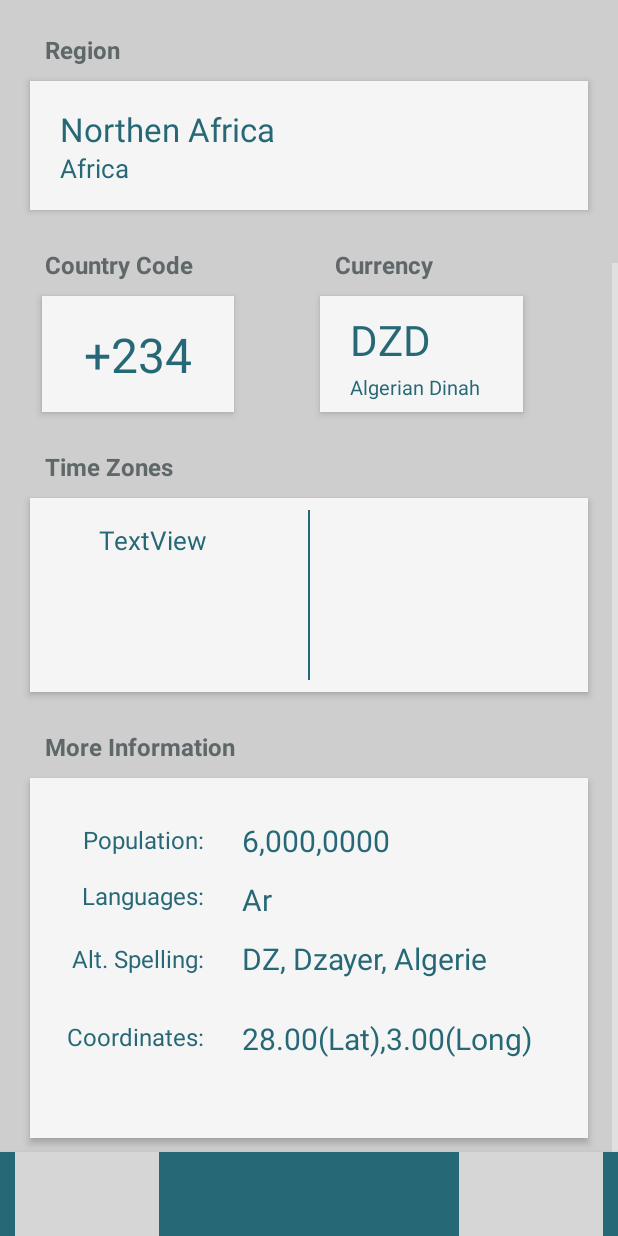
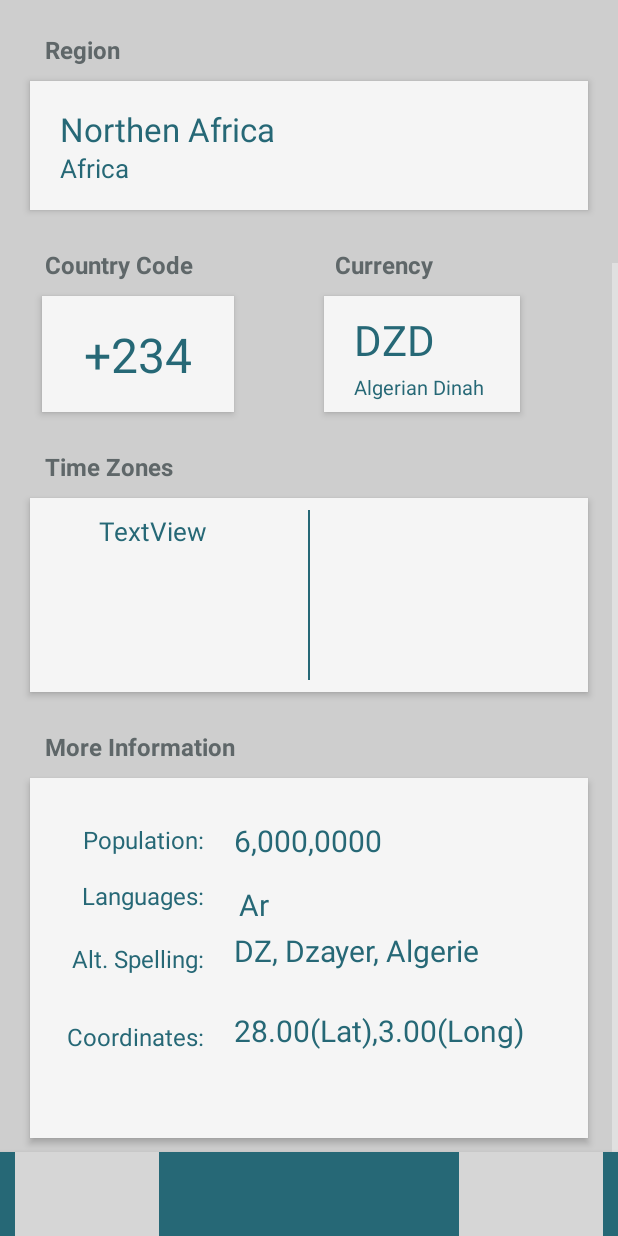
Before and after one commit to Ukejee/CountryPedia, an Android app: the fragment ResultFragment placed in its activity, scrolled down 223 dp, on a phone screen of 412 x 824 dp. Run offline under Robolectric (Android 15) with nearby library versions, the phone set to English and light mode, and no system bars; our stand-ins replace Room's generated code, data binding; 22 statements that could not run were skipped; grey boxes are pictures that could not be loaded.

Commit message:
fixed some bombs

```diff
--- a/app/src/main/java/com/example/ukeje/countrypedia/MainActivity.java
+++ b/app/src/main/java/com/example/ukeje/countrypedia/MainActivity.java
@@ -2,14 +2,6 @@ package com.example.ukeje.countrypedia;
 
 import com.example.ukeje.countrypedia.fragments.CountryListFragment;
 import com.example.ukeje.countrypedia.fragments.FavoriteFragment;
-import com.example.ukeje.countrypedia.utils.AppUtils;
-import com.example.ukeje.countrypedia.web.helper.ApiResponseListener;
-import com.example.ukeje.countrypedia.web.responses.CountryResponse;
-import com.example.ukeje.countrypedia.web.responses.ErrorResponse;
-import com.google.android.material.bottomappbar.BottomAppBar;
-import com.google.android.material.floatingactionbutton.FloatingActionButton;
-
-import androidx.annotation.Nullable;
 import androidx.fragment.app.FragmentManager;
 import androidx.fragment.app.FragmentTransaction;
 import androidx.appcompat.app.AppCompatActivity;
@@ -19,16 +11,13 @@ import com.example.ukeje.countrypedia.fragments.RegionFragment;
 import com.example.ukeje.countrypedia.fragments.ResultFragment;
 import com.example.ukeje.countrypedia.fragments.SearchFragment;
 
-import java.util.List;
-
 public class MainActivity extends AppCompatActivity implements RegionFragment.OnFragmentInteractionListener,
                                                                 SearchFragment.OnFragmentInteractionListener,
                                                                 ResultFragment.OnFragmentInteractionListener,
                                                                 CountryListFragment.OnFragmentInteractionListener,
                                                                 FavoriteFragment.OnFragmentInteractionListener {
 
-    BottomAppBar bottomAppBar;
-    FloatingActionButton continentBtn;
+
     FragmentManager fragmentManager;
     FragmentTransaction fragmentTransaction;
     RegionFragment regionFragment;
@@ -56,6 +45,7 @@ public class MainActivity extends AppCompatActivity implements RegionFragment.On
 
     }
 
+    //METHOD THAT CONTROLS FRAGMENT NAVIGATION IN THE APP
     public void onFragmentInteraction(String tag){
 
         if(tag.equalsIgnoreCase("FAB")){
@@ -79,8 +69,6 @@ public class MainActivity extends AppCompatActivity implements RegionFragment.On
         }
         if(tag.equalsIgnoreCase("home")){
             fragmentTransaction = fragmentManager.beginTransaction();
-            //fragmentTransaction.add(R.id.your_placeholder, searchFragment);
-           // fragmentTransaction.addToBackStack(null);
             fragmentTransaction.replace(R.id.your_placeholder,searchFragment);
             fragmentTransaction.commit();
         }
@@ -92,12 +80,7 @@ public class MainActivity extends AppCompatActivity implements RegionFragment.On
         }
        if(tag.equalsIgnoreCase("back")){
            fragmentTransaction = fragmentManager.beginTransaction();
-           fragmentTransaction.replace(R.id.your_placeholder,countryListFragment);
-           fragmentTransaction.commit();
-       }
-       if(tag.equalsIgnoreCase("backToFavorite")){
-           fragmentTransaction = fragmentManager.beginTransaction();
-           fragmentTransaction.replace(R.id.your_placeholder, favoriteFragment);
+           fragmentTransaction.replace(R.id.your_placeholder, fragmentManager.getFragments().get(fragmentManager.getFragments().size() - 2));
            fragmentTransaction.commit();
        }
     }
--- a/app/src/main/java/com/example/ukeje/countrypedia/SharedFragmentViewModel.java
+++ b/app/src/main/java/com/example/ukeje/countrypedia/SharedFragmentViewModel.java
@@ -14,6 +14,7 @@ import com.example.ukeje.countrypedia.web.helper.ApiResponseListener;
 import com.example.ukeje.countrypedia.web.responses.CountryResponse;
 import com.example.ukeje.countrypedia.web.responses.ErrorResponse;
 
+import java.util.ArrayList;
 import java.util.List;
 
 public class SharedFragmentViewModel extends ViewModel {
@@ -24,6 +25,9 @@ public class SharedFragmentViewModel extends ViewModel {
     public List<CountryResponse> countryList;
     private static Dialog mProgressDialog;
     private CountryRepository countryRepository = new CountryRepository();
+    public ArrayList<String> favoriteCountries = new ArrayList<>();
+
+    public ArrayList<String> getFavoriteCountries(){ return favoriteCountries; }
 
 
     public List<CountryResponse> getCountryList() {
--- a/app/src/main/java/com/example/ukeje/countrypedia/fragments/SearchFragment.java
+++ b/app/src/main/java/com/example/ukeje/countrypedia/fragments/SearchFragment.java
@@ -40,13 +40,14 @@ public class SearchFragment extends Fragment {
     private static final String ARG_PARAM1 = "param1";
     private static final String ARG_PARAM2 = "param2";
 
-    public  Country randomCountry;
-    public List<Country> dbCountries;
+    private  Country randomCountry;
+    private List<Country> dbCountries;
 
-    Random random = new Random();
-    int ranNum = random.nextInt(246) + 1;
+    private Random random = new Random();
+    private int ranNum = random.nextInt(246) + 1;
+    private int dbSize;
 
-    public BottomNavigationDrawerFragment navMenu;
+    private BottomNavigationDrawerFragment navMenu;
 
     // TODO: Rename and change types of parameters
     private String mParam1;
@@ -84,7 +85,6 @@ public class SearchFragment extends Fragment {
             mParam2 = getArguments().getString(ARG_PARAM2);
         }
         setHasOptionsMenu(true);
-        getActivity().getWindow().setSoftInputMode(WindowManager.LayoutParams.SOFT_INPUT_ADJUST_PAN);
     }
 
     @Override
@@ -97,7 +97,6 @@ public class SearchFragment extends Fragment {
 
         viewModel = ViewModelProviders.of(this.getActivity()).get(SharedFragmentViewModel.class);
         initView();
-        //setUpBottomAppBar();
         return  v;
     }
 
@@ -135,15 +134,9 @@ public class SearchFragment extends Fragment {
         void onFragmentInteraction(String tag);
     }
 
-    public void initView(){
+    private void initView(){
 
         countryRepository = new CountryRepository(getActivity().getApplicationContext());
-        View.OnClickListener listener = new View.OnClickListener() {
-            @Override
-            public void onClick(View v) {
-                onButtonPressed("FAB");
-            }
-        };
         navMenu = new BottomNavigationDrawerFragment(new NavigationView.OnNavigationItemSelectedListener() {
             @Override
             public boolean onNavigationItemSelected(@NonNull MenuItem menuItem) {
@@ -168,10 +161,10 @@ public class SearchFragment extends Fragment {
 
         binding.bottomAppBar.replaceMenu(R.menu.bottomappbar_menu);
 
-        binding.searchBtn.setOnClickListener(new View.OnClickListener() {
+        binding.exploreBtn.setOnClickListener(new View.OnClickListener() {
             @Override
             public void onClick(View v) {
-                callSearchApi();
+                onButtonPressed("FAB");
 
             }
         });
@@ -180,7 +173,6 @@ public class SearchFragment extends Fragment {
             @Override
             public void onClick(View v) {
                 navMenu.show(getFragmentManager().beginTransaction(),"TAG");
-                //navMenu.onOptionsItemSelected((MenuItem) v.findViewById(R.id.nav1));
             }
         });
 
@@ -209,6 +201,10 @@ public class SearchFragment extends Fragment {
         });
 
         populateDatabase();
+
+        if(dbSize != 0){
+            ranNum = random.nextInt(dbSize-1) + 1;
+        }
         generateRandomCountry(ranNum);
 
     }
@@ -283,6 +279,7 @@ public class SearchFragment extends Fragment {
 
     public void populateDatabase(){
 
+        dbSize = 0;
         String test = "test";
         AsyncTask<String, Void, List<Country>> task = new AsyncTask<String, Void, List<Country>>(){
 
@@ -297,12 +294,14 @@ public class SearchFragment extends Fragment {
                 if(dbCountries.size() == 0){
                     String []countries = {"africa","asia","europe","americas","oceania"};
                     for(int i = 0; i < countries.length; i++){
+                        AppUtils.showMessage(getActivity(),"PLEASE WAIT APP IS SETTING UP SOME THINGS");
                         viewModel.setRegionSelected(countries[i]);
                         viewModel.loadCountryList(new ApiResponseListener<List<CountryResponse>, ErrorResponse>() {
                             @Override
                             public void onApiSuccessful(List<CountryResponse> successResponse) {
                                 for(int i = 0; i < successResponse.size(); i++){
                                     countryRepository.insertCountry(successResponse.get(i).getName(),successResponse.get(i).getCapital());
+                                    dbSize = dbSize + successResponse.size();
                                 }
                             }
 
--- a/app/src/main/res/layout/fragment_result.xml
+++ b/app/src/main/res/layout/fragment_result.xml
@@ -178,7 +178,7 @@
                     </androidx.constraintlayout.widget.ConstraintLayout>
 
                     <androidx.constraintlayout.widget.ConstraintLayout
-                        android:layout_width="135dp"
+                        android:layout_width="wrap_content"
                         android:layout_height="77dp"
                         android:layout_marginStart="40dp"
                         android:layout_marginTop="10dp"
@@ -196,6 +196,7 @@
                             android:layout_marginStart="20dp"
                             android:layout_marginTop="10dp"
                             android:layout_marginBottom="5dp"
+                            android:paddingEnd="24dp"
                             android:text="DZD"
                             android:textColor="@color/info_colors"
                             android:textSize="28sp"
@@ -210,6 +211,7 @@
                             android:layout_marginStart="20dp"
                             android:layout_marginTop="3dp"
                             android:layout_marginBottom="10dp"
+                            android:paddingEnd="24dp"
                             android:text="Algerian Dinah"
                             android:textColor="@color/info_colors"
                             android:textSize="13sp"
@@ -261,9 +263,10 @@
                             android:layout_width="wrap_content"
                             android:layout_height="wrap_content"
                             android:layout_marginStart="8dp"
-                            android:layout_marginTop="16dp"
+                            android:layout_marginTop="10dp"
                             android:layout_marginEnd="30dp"
                             android:layout_marginBottom="10dp"
+                            android:paddingBottom="10dp"
                             android:text="TextView"
                             android:textColor="@color/info_colors"
                             android:textSize="17sp"
@@ -276,9 +279,10 @@
                             android:layout_width="wrap_content"
                             android:layout_height="wrap_content"
                             android:layout_marginStart="30dp"
-                            android:layout_marginTop="16dp"
+                            android:layout_marginTop="10dp"
                             android:layout_marginEnd="8dp"
                             android:layout_marginBottom="10dp"
+                            android:paddingBottom="10dp"
                             android:text=""
                             android:textColor="@color/info_colors"
                             android:textSize="17sp"
@@ -365,7 +369,7 @@
                             android:id="@+id/country_population"
                             android:layout_width="wrap_content"
                             android:layout_height="wrap_content"
-                            android:layout_marginStart="25dp"
+                            android:layout_marginStart="20dp"
                             android:layout_marginTop="28dp"
                             android:text="6,000,0000"
                             android:textColor="@color/info_colors"
@@ -377,8 +381,9 @@
                             android:id="@+id/country_language"
                             android:layout_width="wrap_content"
                             android:layout_height="wrap_content"
-                            android:layout_marginStart="25dp"
+                            android:layout_marginStart="20dp"
                             android:layout_marginTop="12dp"
+                            android:padding="3dp"
                             android:text="Ar"
                             android:textColor="@color/info_colors"
                             android:textSize="20sp"
@@ -389,11 +394,12 @@
                             android:id="@+id/country_alt_spelling"
                             android:layout_width="wrap_content"
                             android:layout_height="wrap_content"
-                            android:layout_marginStart="25dp"
-                            android:layout_marginTop="12dp"
+                            android:layout_marginStart="20dp"
+                            android:layout_marginEnd="10dp"
                             android:text="DZ, Dzayer, Algerie"
                             android:textColor="@color/info_colors"
                             android:textSize="20sp"
+                            android:paddingEnd="24dp"
                             app:layout_constraintStart_toEndOf="@+id/alt_spelling_title"
                             app:layout_constraintTop_toBottomOf="@+id/country_language" />
 
@@ -401,7 +407,7 @@
                             android:id="@+id/country_coordinates"
                             android:layout_width="wrap_content"
                             android:layout_height="wrap_content"
-                            android:layout_marginStart="25dp"
+                            android:layout_marginStart="20dp"
                             android:layout_marginTop="26dp"
                             android:text="28.00(Lat),3.00(Long)"
                             android:textColor="@color/info_colors"
--- a/app/src/main/res/layout/fragment_search.xml
+++ b/app/src/main/res/layout/fragment_search.xml
@@ -134,10 +134,10 @@
                 </com.google.android.material.bottomappbar.BottomAppBar>
 
                 <com.google.android.material.floatingactionbutton.FloatingActionButton
-                    android:id="@+id/search_btn"
+                    android:id="@+id/explore_btn"
                     android:layout_width="wrap_content"
                     android:layout_height="wrap_content"
-                    android:src="@drawable/search_icon"
+                    android:src="@drawable/globe_icon"
                     app:backgroundTint="#000000"
                     app:fabSize="normal"
                     app:layout_anchor="@id/bottomAppBar" />
--- a/app/src/main/res/values/styles.xml
+++ b/app/src/main/res/values/styles.xml
@@ -11,7 +11,7 @@
         <item name="windowNoTitle">true</item>
         <item name="android:windowActionBar">false</item>
         <item name="android:windowNoTitle">true</item>
-        <item name="android:windowTranslucentStatus">true</item>
+        <!--<item name="android:windowTranslucentStatus">true</item>-->
         <!--<item name="android:windowTranslucentNavigation">true</item>-->
         <!--<item name="android:windowIsTranslucent">true</item>-->
         <item name="android:screenOrientation">portrait</item>
```
Also changed, not shown: app/src/main/java/com/example/ukeje/countrypedia/fragments/CountryListFragment.java (+35 -0 lines), app/src/main/java/com/example/ukeje/countrypedia/fragments/ResultFragment.java (+4 -30 lines).
